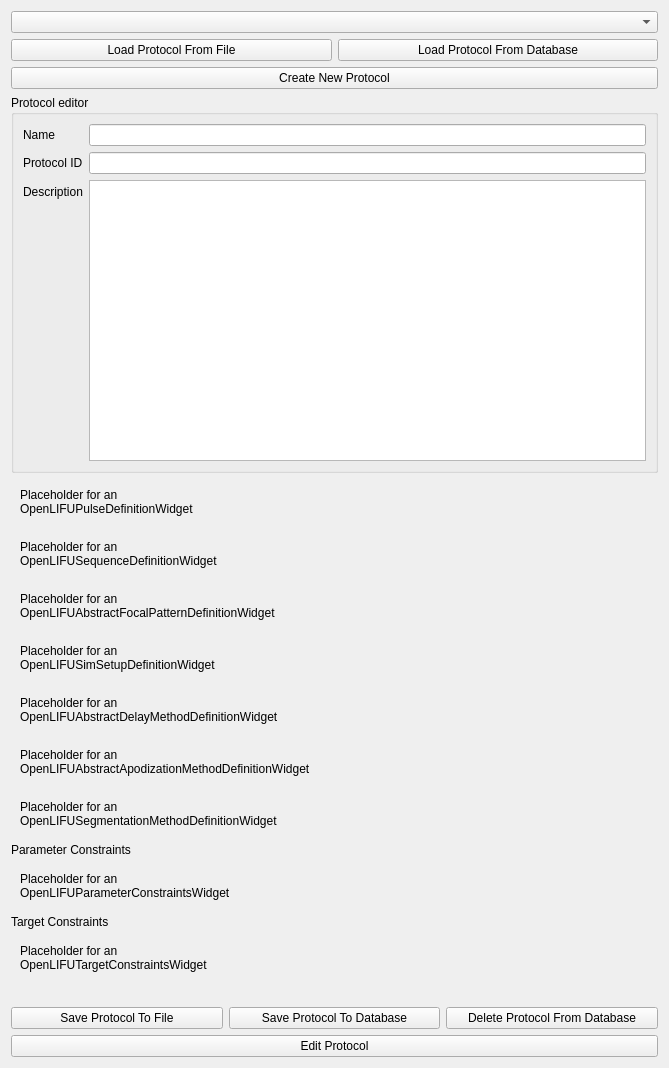
OpenwaterHealth/SlicerOpenLIFU, file OpenLIFUProtocolConfig/Resources/UI/OpenLIFUProtocolConfig.ui: the form before one commit.
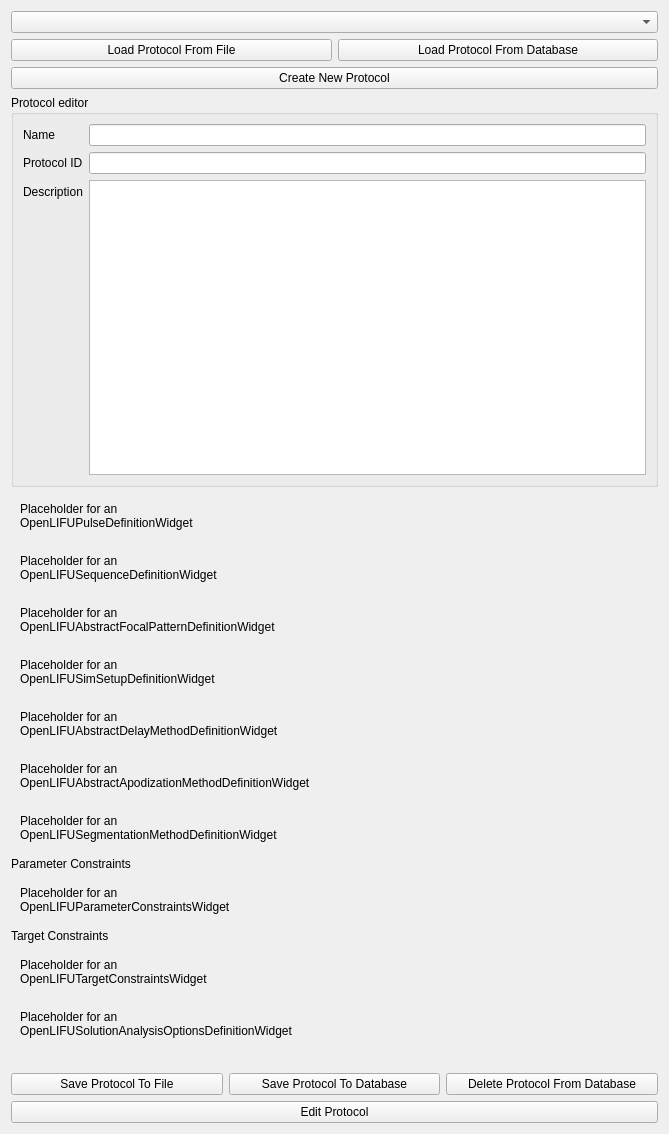
The form after the commit. Custom widgets are drawn as their Qt base class.

Commit message: Add plan.SolutionAnalysisOptions form (#165)

```diff
--- a/OpenLIFUProtocolConfig/Resources/UI/OpenLIFUProtocolConfig.ui
+++ b/OpenLIFUProtocolConfig/Resources/UI/OpenLIFUProtocolConfig.ui
@@ -7,7 +7,7 @@
     <x>0</x>
     <y>0</y>
     <width>669</width>
-    <height>1068</height>
+    <height>1134</height>
    </rect>
   </property>
   <layout class="QVBoxLayout" name="protocolConfigLayout">
@@ -265,6 +265,20 @@
         </layout>
        </widget>
       </item>
+      <item>
+       <widget class="QWidget" name="solutionAnalysisOptionsDefinitionWidgetPlaceholder" native="true">
+        <layout class="QVBoxLayout" name="verticalLayout_16">
+         <item>
+          <widget class="QLabel" name="solutionAnalysisOptionsDefinitionWidgetPlaceholderLabel">
+           <property name="text">
+            <string>Placeholder for an
+OpenLIFUSolutionAnalysisOptionsDefinitionWidget</string>
+           </property>
+          </widget>
+         </item>
+        </layout>
+       </widget>
+      </item>
       <item>
        <widget class="QLabel" name="saveStateLabel">
         <property name="alignment">
```
The commit also changes 1 other file.
